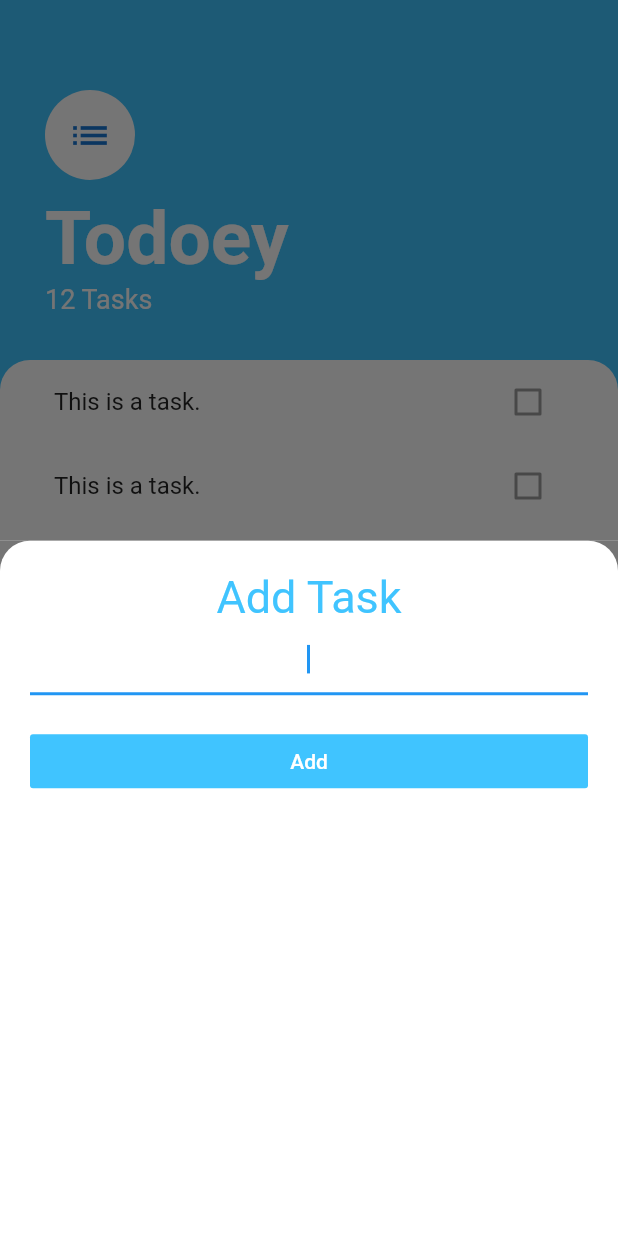
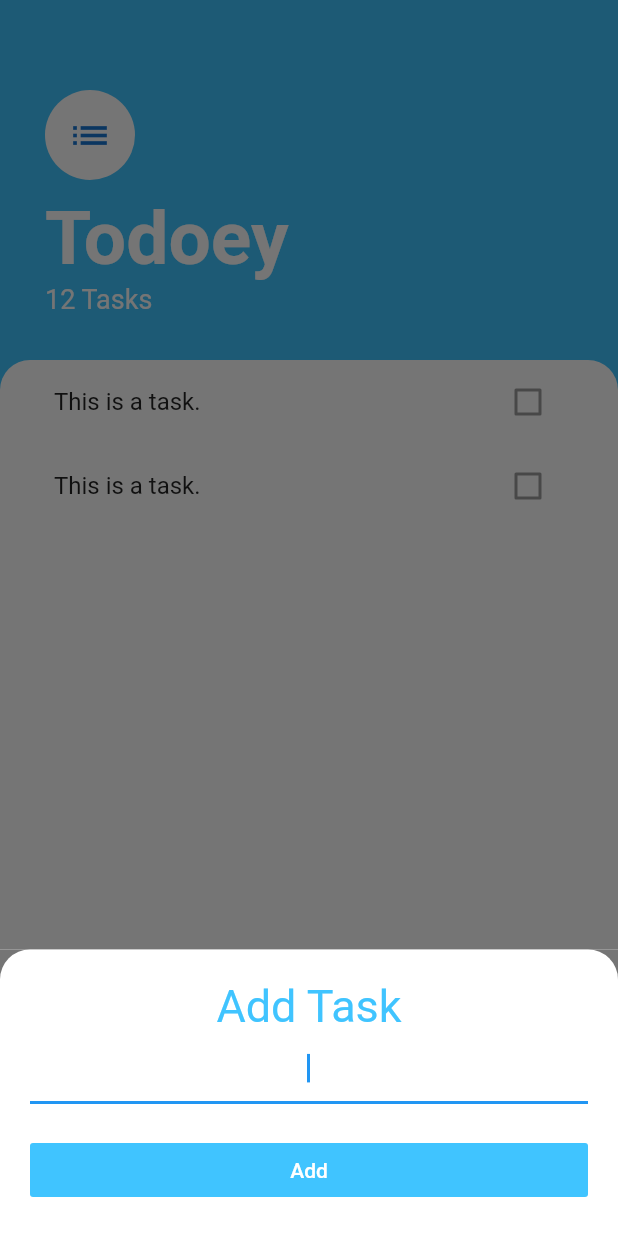
Before and after one commit to Henry-Ning/todoey_flutter, a Flutter app: the screen it shows after launch, after a tap on the "add" icon, on a phone screen of 412 x 824 dp. Run offline on Flutter 3.47's test engine with Material 2 defaults, Android fonts, the phone set to English and light mode, and no system bars.

Commit message:
212. Positioning the BottomSheet above the Keyboard 1min

```diff
--- a/lib/screens/tasks_screen.dart
+++ b/lib/screens/tasks_screen.dart
@@ -10,9 +10,19 @@ class TasksScreen extends StatelessWidget {
         floatingActionButton: FloatingActionButton(
           backgroundColor: Colors.lightBlueAccent,
           child: Icon(Icons.add),
-          onPressed: () {
-            showModalBottomSheet(context: context, builder: (context) => AddTaskScreen());
-          },
+            onPressed: () {
+              showModalBottomSheet(
+                  context: context,
+                  isScrollControlled: true,
+                  builder: (context) => SingleChildScrollView(
+                      child:Container(
+                        padding: EdgeInsets.only(bottom: MediaQuery.of(context).viewInsets.bottom),
+                        child: AddTaskScreen(),
+                      )
+                  )
+              );
+            }
+
         ),
         body: Column(
           crossAxisAlignment: CrossAxisAlignment.start,
```
